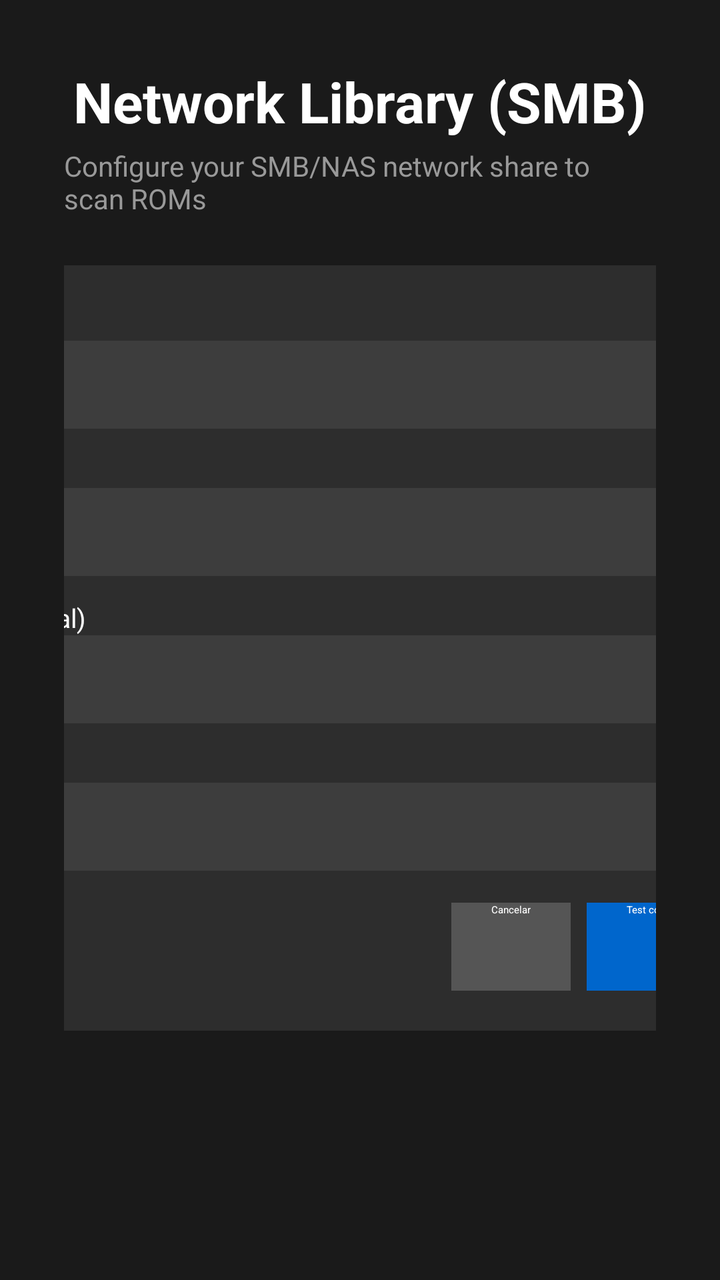
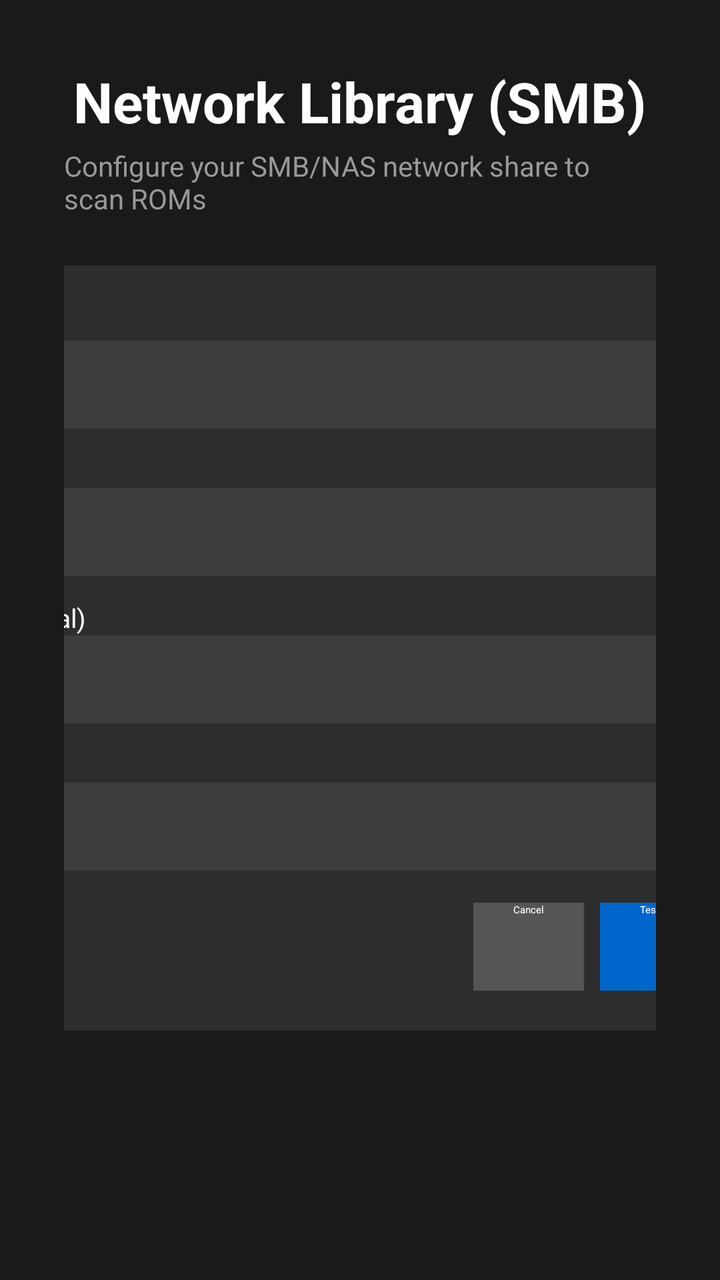

Screens rendered from an Android XML layout before and after an edit, with the pre-edit source and the edit as a unified diff.
<!-- AndroidManifest.xml: activity theme LemuroidLeanbackTheme -->
<!-- res/layout/activity_tv_smb_config.xml -->
<?xml version="1.0" encoding="utf-8"?>
<ScrollView xmlns:android="http://schemas.android.com/apk/res/android"
    android:layout_width="match_parent"
    android:layout_height="match_parent"
    android:fillViewport="true"
    android:background="#1a1a1a">

    <LinearLayout
        android:layout_width="match_parent"
        android:layout_height="wrap_content"
        android:orientation="vertical"
        android:padding="32dp"
        android:gravity="center_horizontal">

        
        <TextView
            android:layout_width="wrap_content"
            android:layout_height="wrap_content"
            android:text="@string/smb_library_title"
            android:textSize="28sp"
            android:textColor="@android:color/white"
            android:textStyle="bold"
            android:layout_marginBottom="4dp" />

        <TextView
            android:layout_width="wrap_content"
            android:layout_height="wrap_content"
            android:text="@string/smb_library_description"
            android:textSize="14sp"
            android:textColor="#999999"
            android:layout_marginBottom="24dp" />

        
        <LinearLayout
            android:layout_width="550dp"
            android:layout_height="wrap_content"
            android:orientation="vertical"
            android:background="#2d2d2d"
            android:padding="20dp">

            
            <TextView
                android:layout_width="wrap_content"
                android:layout_height="wrap_content"
                android:text="@string/smb_library_server"
                android:textColor="@android:color/white"
                android:textSize="13sp" />

            <EditText
                android:id="@+id/smb_server_input"
                android:layout_width="match_parent"
                android:layout_height="44dp"
                android:hint="192.168.1.100"
                android:textColor="@android:color/white"
                android:textColorHint="#666666"
                android:background="#3d3d3d"
                android:padding="10dp"
                android:inputType="text"
                android:imeOptions="actionNext"
                android:focusable="true"
                android:focusableInTouchMode="true"
                android:layout_marginBottom="12dp" />

            
            <TextView
                android:layout_width="wrap_content"
                android:layout_height="wrap_content"
                android:text="@string/smb_library_path"
                android:textColor="@android:color/white"
                android:textSize="13sp" />

            <EditText
                android:id="@+id/smb_path_input"
                android:layout_width="match_parent"
                android:layout_height="44dp"
                android:hint="/ShareName/Folder"
                android:textColor="@android:color/white"
                android:textColorHint="#666666"
                android:background="#3d3d3d"
                android:padding="10dp"
                android:inputType="text"
                android:imeOptions="actionNext"
                android:focusable="true"
                android:focusableInTouchMode="true"
                android:layout_marginBottom="12dp" />

            
            <TextView
                android:layout_width="wrap_content"
                android:layout_height="wrap_content"
                android:text="@string/smb_library_username"
                android:textColor="@android:color/white"
                android:textSize="13sp" />

            <EditText
                android:id="@+id/smb_username_input"
                android:layout_width="match_parent"
                android:layout_height="44dp"
                android:hint="usuario (opcional)"
                android:textColor="@android:color/white"
                android:textColorHint="#666666"
                android:background="#3d3d3d"
                android:padding="10dp"
                android:inputType="text"
                android:imeOptions="actionNext"
                android:focusable="true"
                android:focusableInTouchMode="true"
                android:layout_marginBottom="12dp" />

            
            <TextView
                android:layout_width="wrap_content"
                android:layout_height="wrap_content"
                android:text="@string/smb_library_password"
                android:textColor="@android:color/white"
                android:textSize="13sp" />

            <EditText
                android:id="@+id/smb_password_input"
                android:layout_width="match_parent"
                android:layout_height="44dp"
                android:hint="contraseña (opcional)"
                android:textColor="@android:color/white"
                android:textColorHint="#666666"
                android:background="#3d3d3d"
                android:padding="10dp"
                android:inputType="textPassword"
                android:imeOptions="actionDone"
                android:focusable="true"
                android:focusableInTouchMode="true"
                android:layout_marginBottom="16dp" />

            
            <TextView
                android:id="@+id/smb_status_text"
                android:layout_width="match_parent"
                android:layout_height="wrap_content"
                android:textColor="@android:color/white"
                android:textSize="13sp"
                android:visibility="gone"
                android:layout_marginBottom="12dp" />

            
            <LinearLayout
                android:layout_width="match_parent"
                android:layout_height="wrap_content"
                android:orientation="horizontal"
                android:gravity="end">

                <Button
                    android:id="@+id/smb_cancel_button"
                    android:layout_width="wrap_content"
                    android:layout_height="44dp"
                    android:text="Cancelar"
                    android:textColor="@android:color/white"
                    android:background="#555555"
                    android:paddingHorizontal="20dp"
                    android:focusable="true"
                    android:layout_marginEnd="8dp" />

                <Button
                    android:id="@+id/smb_test_button"
                    android:layout_width="wrap_content"
                    android:layout_height="44dp"
                    android:text="@string/smb_library_test_connection"
                    android:textColor="@android:color/white"
                    android:background="#0066cc"
                    android:paddingHorizontal="20dp"
                    android:focusable="true"
                    android:layout_marginEnd="8dp" />

                <Button
                    android:id="@+id/smb_save_button"
                    android:layout_width="wrap_content"
                    android:layout_height="44dp"
                    android:text="Guardar"
                    android:textColor="@android:color/white"
                    android:background="#00aa00"
                    android:paddingHorizontal="20dp"
                    android:focusable="true" />

            </LinearLayout>
        </LinearLayout>

    </LinearLayout>

</ScrollView>
<!-- resources referenced by this layout -->
<resources>
  <string name="smb_library_description">Configure your SMB/NAS network share to scan ROMs</string>
  <string name="smb_library_password">Password</string>
  <string name="smb_library_path">Path (optional)</string>
  <string name="smb_library_server">Server address</string>
  <string name="smb_library_test_connection">Test connection</string>
  <string name="smb_library_title">Network Library (SMB)</string>
  <string name="smb_library_username">Username (optional)</string>
  <style name="LemuroidLeanbackTheme" parent="Theme.Leanback">
          <item name="defaultBrandColor">@color/leanback_foreground</item>
          <item name="defaultBrandColorDark">@color/leanback_foreground</item>
          <item name="defaultSearchColor">@color/main_color</item>
          <item name="colorAccent">@color/main_color</item>
          <item name="android:colorAccent">@color/main_color</item>
          <item name="android:colorPrimary">@color/leanback_foreground</item>
          <item name="android:windowBackground">@color/leanback_background</item>
          <item name="imageCardViewStyle">@style/LemuroidLeanbackTheme.ImageCardViewStyle</item>
      </style>
  <color name="leanback_foreground">@color/surface_elevation_3dp</color>
  <color name="main_color">#00c64e</color>
  <color name="leanback_background">@color/surface_elevation_0dp</color>
  <style name="LemuroidLeanbackTheme.ImageCardViewStyle" parent="Widget.Leanback.ImageCardViewStyle">
          <item name="infoVisibility">always</item>
      </style>
  <color name="surface_elevation_3dp">#242424</color>
  <color name="surface_elevation_0dp">#121212</color>
</resources>

<!-- the commit's change to res/layout/activity_tv_smb_config.xml (unified diff, before → after) -->
@@ -50,7 +50,7 @@
                 android:id="@+id/smb_server_input"
                 android:layout_width="match_parent"
                 android:layout_height="44dp"
-                android:hint="192.168.1.100"
+                android:hint="@string/sources_smb_server_placeholder"
                 android:textColor="@android:color/white"
                 android:textColorHint="#666666"
                 android:background="#3d3d3d"
@@ -73,7 +73,7 @@
                 android:id="@+id/smb_path_input"
                 android:layout_width="match_parent"
                 android:layout_height="44dp"
-                android:hint="/ShareName/Folder"
+                android:hint="@string/sources_smb_path_placeholder"
                 android:textColor="@android:color/white"
                 android:textColorHint="#666666"
                 android:background="#3d3d3d"
@@ -96,7 +96,7 @@
                 android:id="@+id/smb_username_input"
                 android:layout_width="match_parent"
                 android:layout_height="44dp"
-                android:hint="usuario (opcional)"
+                android:hint="@string/sources_smb_username"
                 android:textColor="@android:color/white"
                 android:textColorHint="#666666"
                 android:background="#3d3d3d"
@@ -119,7 +119,7 @@
                 android:id="@+id/smb_password_input"
                 android:layout_width="match_parent"
                 android:layout_height="44dp"
-                android:hint="contraseña (opcional)"
+                android:hint="@string/sources_smb_password"
                 android:textColor="@android:color/white"
                 android:textColorHint="#666666"
                 android:background="#3d3d3d"
@@ -151,7 +151,7 @@
                     android:id="@+id/smb_cancel_button"
                     android:layout_width="wrap_content"
                     android:layout_height="44dp"
-                    android:text="Cancelar"
+                    android:text="@string/sources_cancel"
                     android:textColor="@android:color/white"
                     android:background="#555555"
                     android:paddingHorizontal="20dp"
@@ -173,7 +173,7 @@
                     android:id="@+id/smb_save_button"
                     android:layout_width="wrap_content"
                     android:layout_height="44dp"
-                    android:text="Guardar"
+                    android:text="@string/sources_save"
                     android:textColor="@android:color/white"
                     android:background="#00aa00"
                     android:paddingHorizontal="20dp"
<!-- resource entries referenced after the edit -->
@@ -7,6 +7,12 @@
   <string name="smb_library_test_connection">Test connection</string>
   <string name="smb_library_title">Network Library (SMB)</string>
   <string name="smb_library_username">Username (optional)</string>
+  <string name="sources_cancel">Cancel</string>
+  <string name="sources_save">Save</string>
+  <string name="sources_smb_password">Password (optional)</string>
+  <string name="sources_smb_path_placeholder">/share/roms/snes</string>
+  <string name="sources_smb_server_placeholder">192.168.1.100</string>
+  <string name="sources_smb_username">Username (optional)</string>
   <style name="LemuroidLeanbackTheme" parent="Theme.Leanback">
           <item name="defaultBrandColor">@color/leanback_foreground</item>
           <item name="defaultBrandColorDark">@color/leanback_foreground</item>
